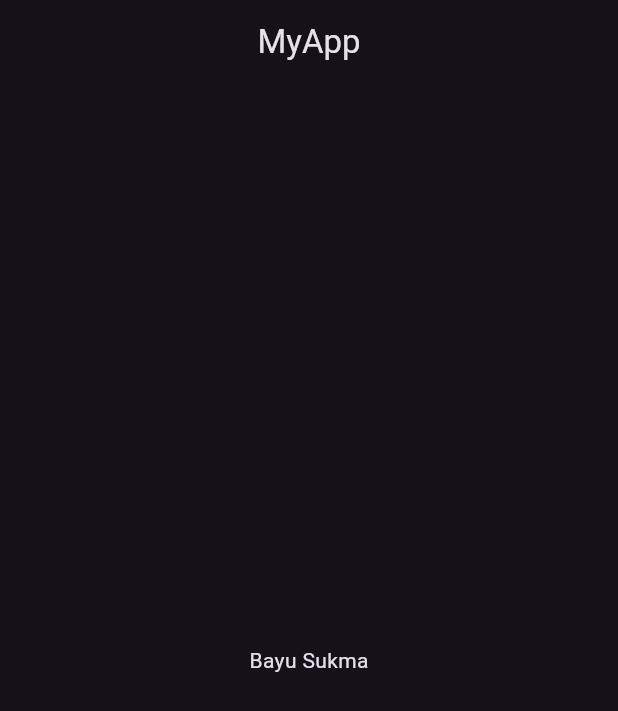
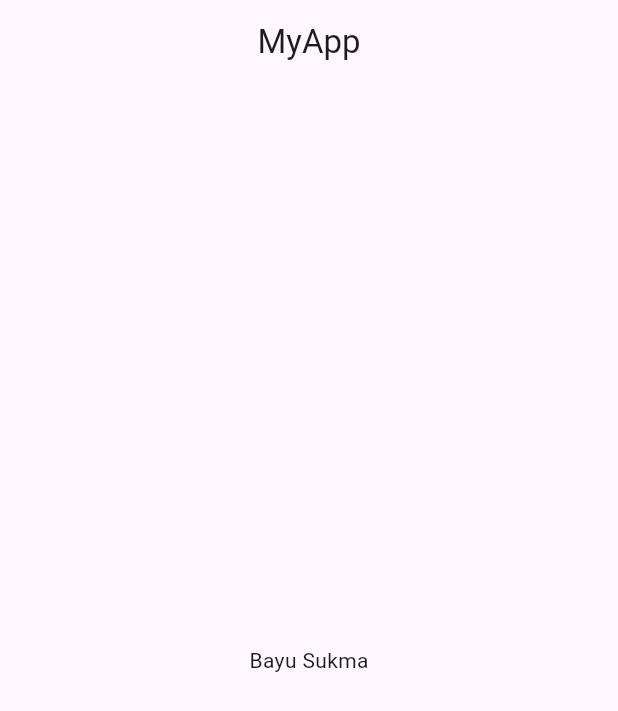
Before and after one commit to Codenames-Ren/flutter_p4, a Flutter app: the screen it shows after launch, on a phone screen of 412 x 824 dp. Shown: the top 711 px of the screen. Run offline on Flutter 3.47's test engine with Material 3 defaults, Android fonts, the phone set to English and light mode, and no system bars.

Commit message:
Latihan 2

```diff
--- a/lib/main.dart
+++ b/lib/main.dart
@@ -13,7 +13,9 @@ class MyApp extends StatelessWidget {
       debugShowCheckedModeBanner: false,
       title: "Aplikasi Mahasiswa",
       home: MyHome(),
-      theme: ThemeData.dark(useMaterial3: true),
+      theme: ThemeData(
+        colorScheme: ColorScheme.fromSeed(seedColor: Colors.deepPurple),
+      ),
     );
   }
 }
```
